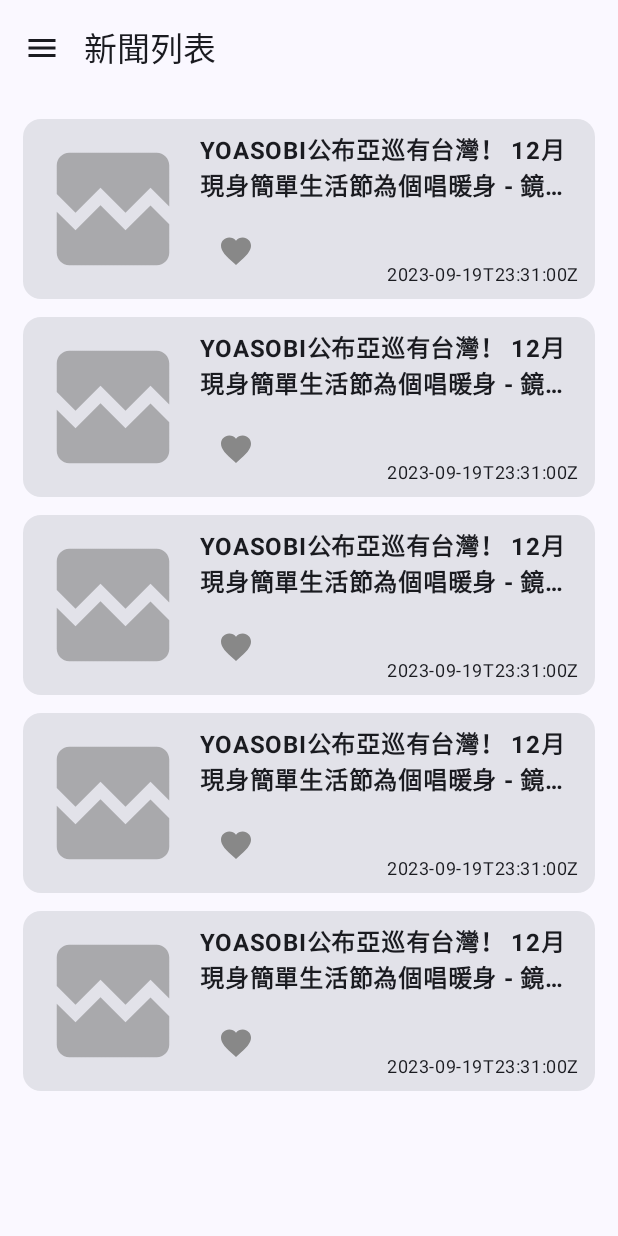
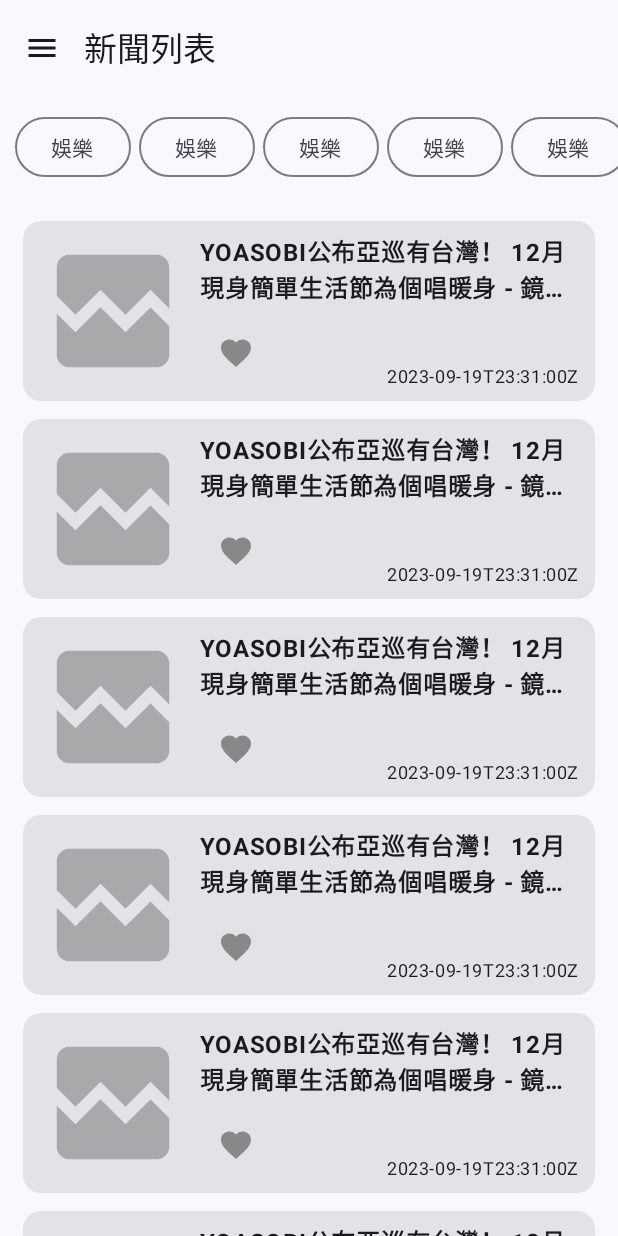
Before and after one commit to Wayne-Wang-Wayne/demo_compose_news_browser, an Android app built with Jetpack Compose: the @Preview function NewsScreenPreview, on a phone screen of 412 x 824 dp. Run offline under Robolectric (Android 15) with nearby library versions, the phone set to English and light mode, and no system bars; pictures from the network do not load.

Commit message:
新增新聞分類區塊UI

```diff
--- a/app/src/main/java/com/example/mvvmcomposenewsbrowser/ui/news/NewsScreen.kt
+++ b/app/src/main/java/com/example/mvvmcomposenewsbrowser/ui/news/NewsScreen.kt
@@ -2,10 +2,7 @@ package com.example.mvvmcomposenewsbrowser.ui.news
 
 import androidx.compose.foundation.Image
 import androidx.compose.foundation.layout.*
-import androidx.compose.foundation.lazy.LazyColumn
-import androidx.compose.foundation.lazy.LazyListState
-import androidx.compose.foundation.lazy.items
-import androidx.compose.foundation.lazy.rememberLazyListState
+import androidx.compose.foundation.lazy.*
 import androidx.compose.foundation.shape.RoundedCornerShape
 import androidx.compose.material3.*
 import androidx.compose.runtime.Composable
@@ -55,21 +52,28 @@ fun NewsScreen(
 @Composable
 fun NewsScreenBody(
     modifier: Modifier = Modifier,
-    lazyListState: LazyListState = rememberLazyListState()
+    contentsListState: LazyListState = rememberLazyListState(),
+    pickerListState: LazyListState = rememberLazyListState()
 ) {
+    Column(
+        modifier = modifier
+    ) {
+        NewsCategoryPicker(
+            pickerListState = pickerListState
+        )
         LazyColumn(
-        state = lazyListState,
-        modifier = modifier,
+            state = contentsListState,
             contentPadding = PaddingValues(15.dp),
             verticalArrangement = Arrangement.spacedBy(12.dp)
         ) {
             items(
-            listOf(1, 2, 3, 4, 5),
+                listOf(1, 2, 3, 4, 5, 6, 7, 8, 9),
                 key = { it }
             ) {
                 NewsListCard(
                     modifier = Modifier.height(120.dp)
                 )
+            }
         }
     }
 }
@@ -137,6 +141,44 @@ fun NewsListCard(
     }
 }
 
+@Composable
+fun NewsCategoryPicker(
+    pickerListState: LazyListState,
+    modifier: Modifier = Modifier
+) {
+    LazyRow(
+        state = pickerListState,
+        modifier = modifier,
+        contentPadding = PaddingValues(10.dp),
+        horizontalArrangement = Arrangement.spacedBy(5.dp)
+    ) {
+        items(
+            listOf(1, 2, 3, 4, 5, 6, 7, 8, 9),
+            key = { it }
+        ) {
+            PickItem()
+        }
+    }
+}
+
+@Composable
+fun PickItem(
+    modifier: Modifier = Modifier
+) {
+    OutlinedButton(
+        onClick = { },
+        shape = RoundedCornerShape(50)
+    ){
+        Text( text = "娛樂" )
+    }
+}
+
+@Preview
+@Composable
+fun PickItemPreview() {
+    PickItem()
+}
+
 @Preview(showBackground = true)
 @Composable
 fun NewsScreenPreview() {
```
Lines whose indentation alone changed are shown as unchanged.
